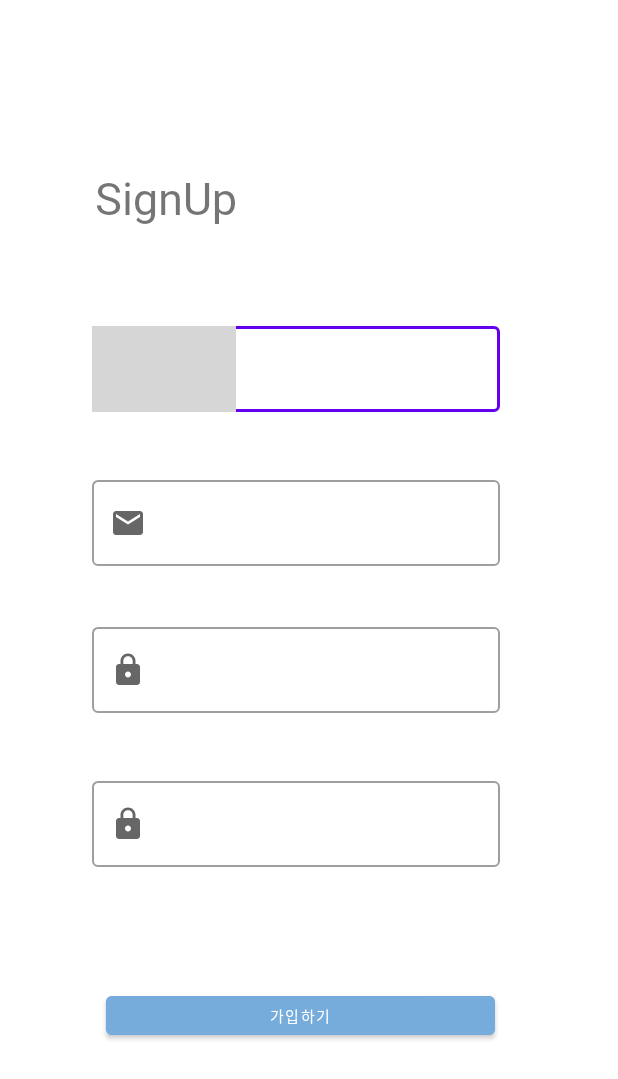
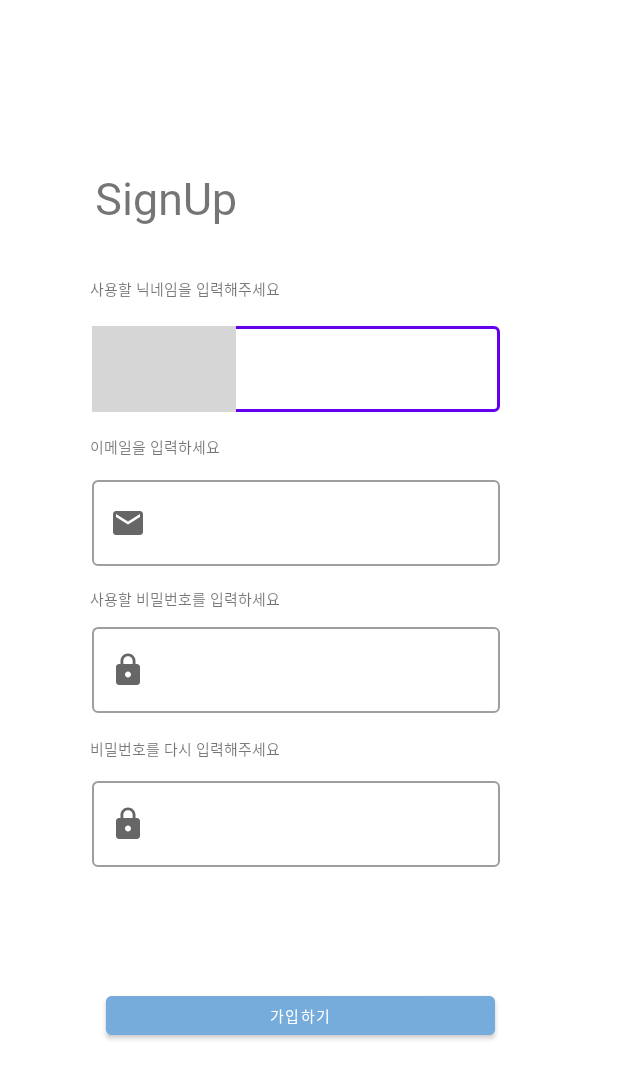
Before and after one commit to taeiim/a-la-vez-Android, an Android app: the SignUpActivity screen opened directly, with no data from a screen before it, on a phone screen of 412 x 824 dp. Shown: the top 1079 px of the screen. Run offline under Robolectric (Android 15) with nearby library versions, the phone set to English and light mode, and no system bars; libraries missing offline, so code that uses them is left out: splitties.activities.start; grey boxes are pictures that could not be loaded.

Commit message:
[MODIFY] 회원가입 로직

```diff
--- a/app/src/main/AndroidManifest.xml
+++ b/app/src/main/AndroidManifest.xml
@@ -1,6 +1,8 @@
 <?xml version="1.0" encoding="utf-8"?>
 <manifest xmlns:android="http://schemas.android.com/apk/res/android"
     package="com.example.a_la_vez">
+
+    <uses-permission android:name="android.permission.INTERNET"/>
 
     <application
         android:allowBackup="true"
--- a/app/src/main/java/com/example/a_la_vez/dms/model/DataClass.kt
+++ b/app/src/main/java/com/example/a_la_vez/dms/model/DataClass.kt
@@ -2,7 +2,6 @@ package com.example.a_la_vez.dms.model
 
 //회원가입
 data class DataClass(
-    val name : String ,
     val nick : String ,
     val email : String ,
     val password : String ,
--- a/app/src/main/res/layout/activity_sign_up.xml
+++ b/app/src/main/res/layout/activity_sign_up.xml
@@ -33,7 +33,6 @@
 
         <com.google.android.material.textfield.TextInputEditText
             android:id="@+id/nickname_et"
-
             android:layout_width="match_parent"
             android:layout_height="57dp"
             android:inputType="textPassword"
@@ -110,14 +109,81 @@
         android:layout_width="259dp"
         android:layout_height="38dp"
         android:layout_marginBottom="128dp"
+        android:backgroundTint="#76ACDB"
         android:text="가입하기"
         android:textSize="10dp"
-        android:backgroundTint="#76ACDB"
         app:layout_constraintBottom_toBottomOf="parent"
         app:layout_constraintEnd_toEndOf="parent"
         app:layout_constraintHorizontal_bias="0.463"
         app:layout_constraintStart_toStartOf="parent" />
 
+    <TextView
+        android:id="@+id/textView"
+        android:layout_width="wrap_content"
+        android:layout_height="wrap_content"
+        android:layout_marginStart="60dp"
+        android:layout_marginTop="29dp"
+        android:layout_marginBottom="12dp"
+        android:text="사용할 닉네임을 입력해주세요"
+        android:textSize="10dp"
+        app:layout_constraintBottom_toTopOf="@+id/cover_nickname"
+        app:layout_constraintStart_toStartOf="parent"
+        app:layout_constraintTop_toBottomOf="@+id/title2_tv"
+        app:layout_constraintVertical_bias="1.0" />
+
+    <TextView
+        android:id="@+id/textView3"
+        android:layout_width="wrap_content"
+        android:layout_height="wrap_content"
+        android:layout_marginStart="60dp"
+        android:layout_marginBottom="9dp"
+        android:text="이메일을 입력하세요"
+        android:textSize="10dp"
+        app:layout_constraintBottom_toTopOf="@+id/cover_email"
+        app:layout_constraintStart_toStartOf="parent"
+        app:layout_constraintTop_toBottomOf="@+id/cover_nickname"
+        app:layout_constraintVertical_bias="1.0" />
+
+    <TextView
+        android:id="@+id/textView4"
+        android:layout_width="139dp"
+        android:layout_height="14dp"
+        android:layout_marginStart="60dp"
+        android:layout_marginBottom="7dp"
+        android:text="사용할 비밀번호를 입력하세요"
+        android:textSize="10dp"
+        app:layout_constraintBottom_toTopOf="@+id/cover_password_signup"
+        app:layout_constraintStart_toStartOf="parent"
+        app:layout_constraintTop_toBottomOf="@+id/cover_email"
+        app:layout_constraintVertical_bias="1.0" />
+
+    <TextView
+        android:id="@+id/textView5"
+        android:layout_width="wrap_content"
+        android:layout_height="wrap_content"
+        android:layout_marginStart="60dp"
+        android:text="비밀번호를 다시 입력해주세요 "
+        android:textSize="10dp"
+        app:layout_constraintBottom_toTopOf="@+id/cover_repassword"
+        app:layout_constraintStart_toStartOf="parent"
+        app:layout_constraintTop_toBottomOf="@+id/cover_password_signup"
+        app:layout_constraintVertical_bias="0.562" />
+
+    <TextView
+        android:id="@+id/falseid_tv"
+        android:layout_width="wrap_content"
+        android:layout_height="wrap_content"
+        android:layout_marginEnd="76dp"
+        android:textSize="10dp"
+        android:visibility="invisible"
+        android:textColor="#FF2929"
+        android:layout_marginBottom="53dp"
+        android:text="비밀번호가 일치하지 않습니다."
+        app:layout_constraintBottom_toTopOf="@+id/login_btn"
+        app:layout_constraintEnd_toEndOf="parent"
+        app:layout_constraintTop_toBottomOf="@+id/cover_repassword"
+        app:layout_constraintVertical_bias="0.0" />
+
 
 
 </androidx.constraintlayout.widget.ConstraintLayout>
```
Also changed, not shown: app/src/main/java/com/example/a_la_vez/dms/API/ApiService.kt (+8 -8 lines), app/src/main/java/com/example/a_la_vez/dms/ui/activity/SignInActivity.kt (+25 -7 lines), app/src/main/java/com/example/a_la_vez/dms/ui/activity/SignUpActivity.kt (+35 -0 lines).
